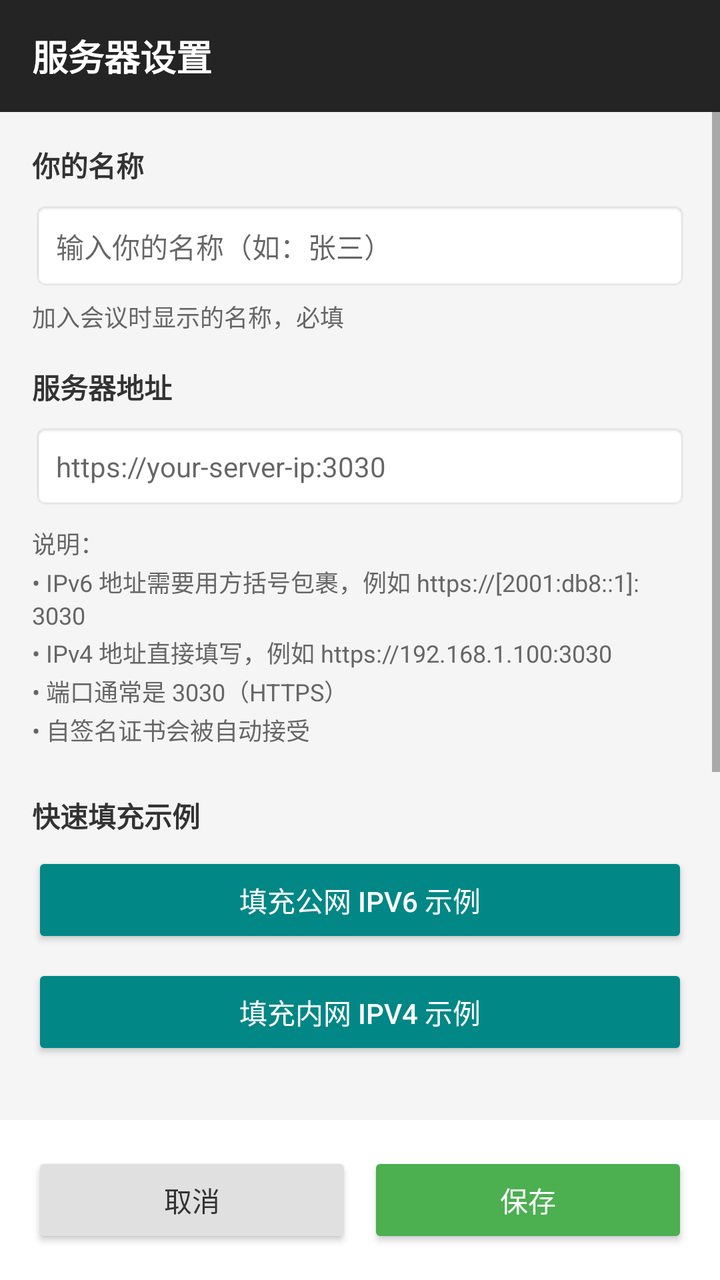
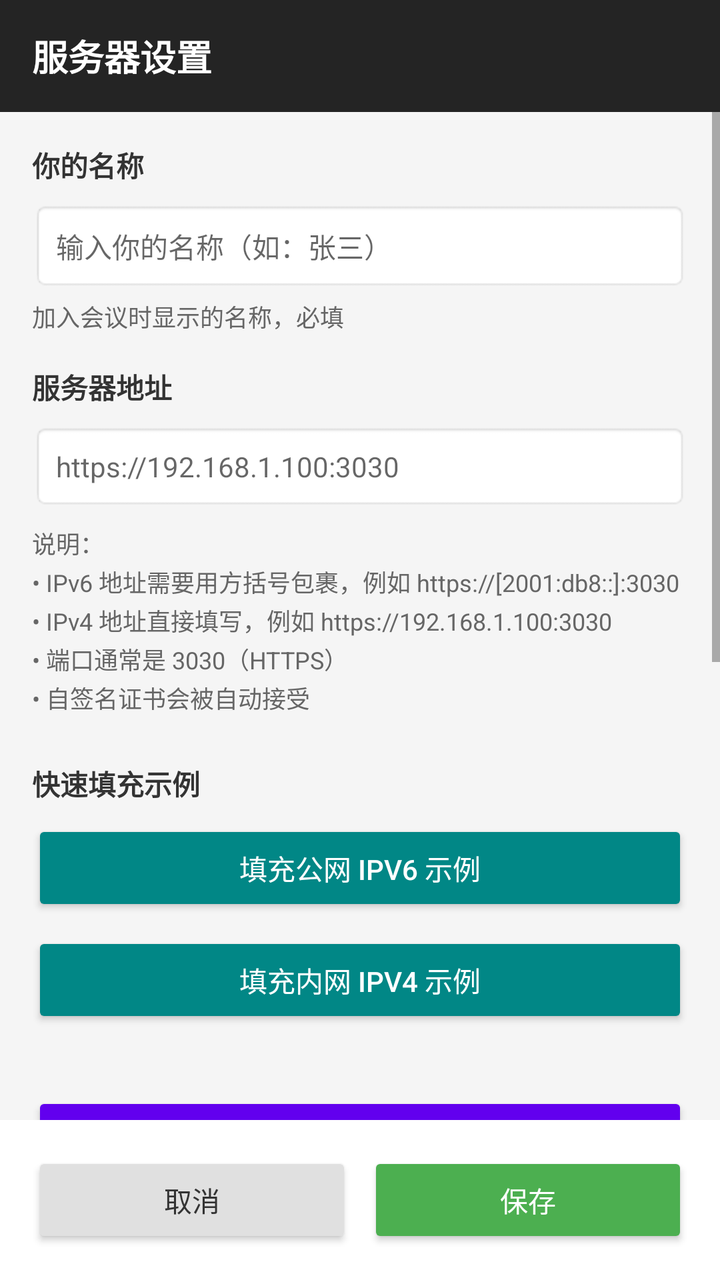

An Android layout rendered at two revisions. The XML below is the earlier revision; the diff shows what the commit changed to produce the second picture.
<!-- AndroidManifest.xml: application theme Theme.AppCompat.Light.NoActionBar -->
<!-- res/layout/activity_settings.xml -->
<?xml version="1.0" encoding="utf-8"?>
<LinearLayout xmlns:android="http://schemas.android.com/apk/res/android"
    android:layout_width="match_parent"
    android:layout_height="match_parent"
    android:orientation="vertical"
    android:background="#F5F5F5">

    
    <LinearLayout
        android:layout_width="match_parent"
        android:layout_height="56dp"
        android:background="@color/gray_900"
        android:orientation="horizontal"
        android:gravity="center_vertical"
        android:paddingStart="16dp"
        android:paddingEnd="16dp">

        <TextView
            android:layout_width="0dp"
            android:layout_height="wrap_content"
            android:layout_weight="1"
            android:text="服务器设置"
            android:textColor="@color/white"
            android:textSize="18sp"
            android:textStyle="bold" />
    </LinearLayout>

    
    <ScrollView
        android:layout_width="match_parent"
        android:layout_height="0dp"
        android:layout_weight="1">

        <LinearLayout
            android:layout_width="match_parent"
            android:layout_height="wrap_content"
            android:orientation="vertical"
            android:padding="16dp">

            
            <TextView
                android:layout_width="wrap_content"
                android:layout_height="wrap_content"
                android:text="你的名称"
                android:textColor="#333333"
                android:textSize="14sp"
                android:textStyle="bold"
                android:layout_marginBottom="8dp" />

            <EditText
                android:id="@+id/editUserName"
                android:layout_width="match_parent"
                android:layout_height="wrap_content"
                android:hint="输入你的名称（如：张三）"
                android:inputType="textPersonName"
                android:background="@android:drawable/editbox_background"
                android:padding="12dp"
                android:textSize="14sp"
                android:singleLine="true"
                android:maxLength="20" />

            <TextView
                android:layout_width="wrap_content"
                android:layout_height="wrap_content"
                android:text="加入会议时显示的名称，必填"
                android:textColor="#666666"
                android:textSize="12sp"
                android:layout_marginTop="4dp"
                android:layout_marginBottom="16dp" />

            
            <TextView
                android:layout_width="wrap_content"
                android:layout_height="wrap_content"
                android:text="服务器地址"
                android:textColor="#333333"
                android:textSize="14sp"
                android:textStyle="bold"
                android:layout_marginBottom="8dp" />

            <EditText
                android:id="@+id/editServerUrl"
                android:layout_width="match_parent"
                android:layout_height="wrap_content"
                android:hint="https://your-server-ip:3030"
                android:inputType="textUri"
                android:background="@android:drawable/editbox_background"
                android:padding="12dp"
                android:textSize="14sp"
                android:singleLine="true" />

            <TextView
                android:layout_width="wrap_content"
                android:layout_height="wrap_content"
                android:text="说明：\n• IPv6 地址需要用方括号包裹，例如 https://[2001:db8::1]:3030\n• IPv4 地址直接填写，例如 https://192.168.1.100:3030\n• 端口通常是 3030（HTTPS）\n• 自签名证书会被自动接受"
                android:textColor="#666666"
                android:textSize="12sp"
                android:layout_marginTop="8dp"
                android:lineSpacingExtra="2dp" />

            
            <TextView
                android:layout_width="wrap_content"
                android:layout_height="wrap_content"
                android:text="快速填充示例"
                android:textColor="#333333"
                android:textSize="14sp"
                android:textStyle="bold"
                android:layout_marginTop="24dp"
                android:layout_marginBottom="8dp" />

            <Button
                android:id="@+id/btnFillIpv6"
                android:layout_width="match_parent"
                android:layout_height="wrap_content"
                android:text="填充公网 IPv6 示例"
                android:textColor="@color/white"
                android:backgroundTint="@color/teal_700"
                android:layout_marginBottom="8dp" />

            <Button
                android:id="@+id/btnFillIpv4"
                android:layout_width="match_parent"
                android:layout_height="wrap_content"
                android:text="填充内网 IPv4 示例"
                android:textColor="@color/white"
                android:backgroundTint="@color/teal_700"
                android:layout_marginBottom="8dp" />

            
            <Button
                android:id="@+id/btnTestConnection"
                android:layout_width="match_parent"
                android:layout_height="wrap_content"
                android:text="测试连接"
                android:textColor="@color/white"
                android:backgroundTint="@color/purple_500"
                android:layout_marginTop="24dp" />

            <TextView
                android:id="@+id/tvTestResult"
                android:layout_width="match_parent"
                android:layout_height="wrap_content"
                android:text=""
                android:textSize="13sp"
                android:padding="12dp"
                android:layout_marginTop="8dp" />

            
            <TextView
                android:layout_width="wrap_content"
                android:layout_height="wrap_content"
                android:text="应用更新"
                android:textColor="#333333"
                android:textSize="14sp"
                android:textStyle="bold"
                android:layout_marginTop="24dp"
                android:layout_marginBottom="8dp" />

            <Button
                android:id="@+id/btnCheckUpdate"
                android:layout_width="match_parent"
                android:layout_height="wrap_content"
                android:text="检查新版本"
                android:textColor="@color/white"
                android:backgroundTint="@color/green_500" />

            <TextView
                android:id="@+id/tvUpdateResult"
                android:layout_width="match_parent"
                android:layout_height="wrap_content"
                android:text=""
                android:textSize="13sp"
                android:padding="12dp"
                android:layout_marginTop="8dp" />

        </LinearLayout>
    </ScrollView>

    
    <LinearLayout
        android:layout_width="match_parent"
        android:layout_height="wrap_content"
        android:orientation="horizontal"
        android:padding="16dp"
        android:background="@android:color/white">

        <Button
            android:id="@+id/btnCancel"
            android:layout_width="0dp"
            android:layout_height="wrap_content"
            android:layout_weight="1"
            android:text="取消"
            android:textColor="#333333"
            android:backgroundTint="#E0E0E0"
            android:layout_marginEnd="8dp" />

        <Button
            android:id="@+id/btnSave"
            android:layout_width="0dp"
            android:layout_height="wrap_content"
            android:layout_weight="1"
            android:text="保存"
            android:textColor="@color/white"
            android:backgroundTint="@color/green_500" />
    </LinearLayout>

</LinearLayout>
<!-- resources referenced by this layout -->
<resources>
  <color name="gray_900">#242424</color>
  <color name="green_500">#4CAF50</color>
  <color name="purple_500">#6200EE</color>
  <color name="teal_700">#018786</color>
  <color name="white">#FFFFFF</color>
</resources>

<!-- the commit's change to res/layout/activity_settings.xml (unified diff, before → after) -->
@@ -82,7 +82,7 @@
                 android:id="@+id/editServerUrl"
                 android:layout_width="match_parent"
                 android:layout_height="wrap_content"
-                android:hint="https://your-server-ip:3030"
+                android:hint="https://192.168.1.100:3030"
                 android:inputType="textUri"
                 android:background="@android:drawable/editbox_background"
                 android:padding="12dp"
@@ -92,7 +92,7 @@
             <TextView
                 android:layout_width="wrap_content"
                 android:layout_height="wrap_content"
-                android:text="说明：\n• IPv6 地址需要用方括号包裹，例如 https://[2001:db8::1]:3030\n• IPv4 地址直接填写，例如 https://192.168.1.100:3030\n• 端口通常是 3030（HTTPS）\n• 自签名证书会被自动接受"
+                android:text="说明：\n• IPv6 地址需要用方括号包裹，例如 https://[2001:db8::]:3030\n• IPv4 地址直接填写，例如 https://192.168.1.100:3030\n• 端口通常是 3030（HTTPS）\n• 自签名证书会被自动接受"
                 android:textColor="#666666"
                 android:textSize="12sp"
                 android:layout_marginTop="8dp"
@@ -173,6 +173,36 @@
                 android:textSize="13sp"
                 android:padding="12dp"
                 android:layout_marginTop="8dp" />
+
+            
+            <TextView
+                android:layout_width="wrap_content"
+                android:layout_height="wrap_content"
+                android:text="缓存管理"
+                android:textColor="#333333"
+                android:textSize="14sp"
+                android:textStyle="bold"
+                android:layout_marginTop="24dp"
+                android:layout_marginBottom="8dp" />
+
+            <Button
+                android:id="@+id/btnClearCache"
+                android:layout_width="match_parent"
+                android:layout_height="wrap_content"
+                android:text="清理缓存"
+                android:textColor="@color/white"
+                android:backgroundTint="@color/red_500" />
+
+            <TextView
+                android:id="@+id/tvCacheInfo"
+                android:layout_width="match_parent"
+                android:layout_height="wrap_content"
+                android:text="清理聊天记录缓存、背景图、网页缓存等临时文件，不会删除你的设置和账户信息"
+                android:textColor="#666666"
+                android:textSize="12sp"
+                android:padding="12dp"
+                android:layout_marginTop="8dp"
+                android:lineSpacingExtra="2dp" />
 
         </LinearLayout>
     </ScrollView>
<!-- resource entries referenced after the edit -->
@@ -3,6 +3,7 @@
   <color name="gray_900">#242424</color>
   <color name="green_500">#4CAF50</color>
   <color name="purple_500">#6200EE</color>
+  <color name="red_500">#CC3833</color>
   <color name="teal_700">#018786</color>
   <color name="white">#FFFFFF</color>
 </resources>
